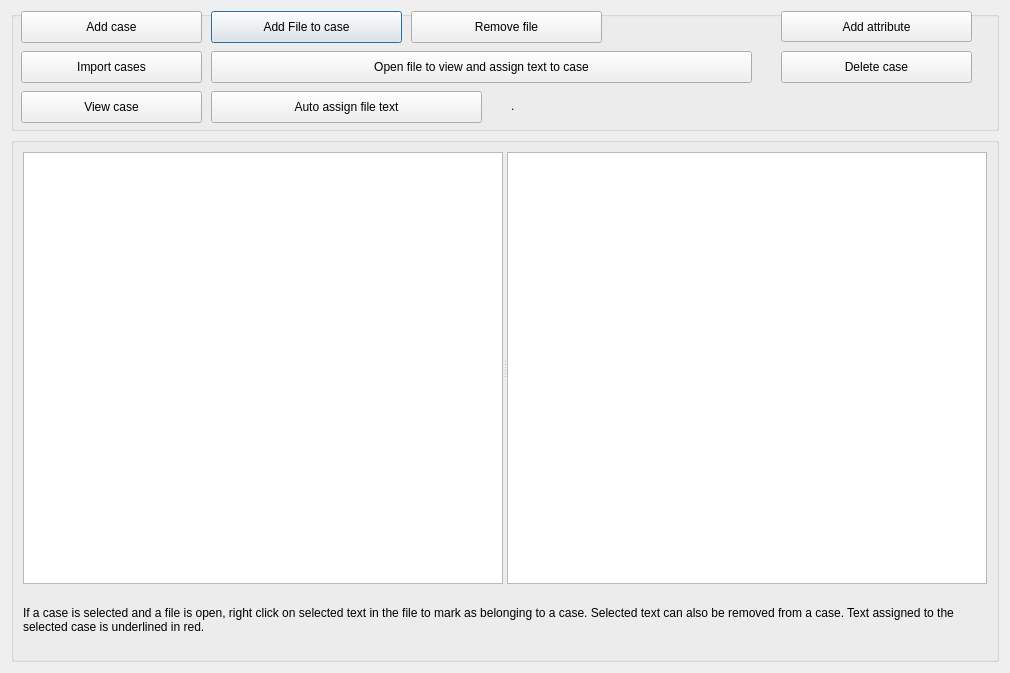
Old version of the form GUI_UIs/ui_dialog_cases.ui in the repository ccbogel/QualCoder.
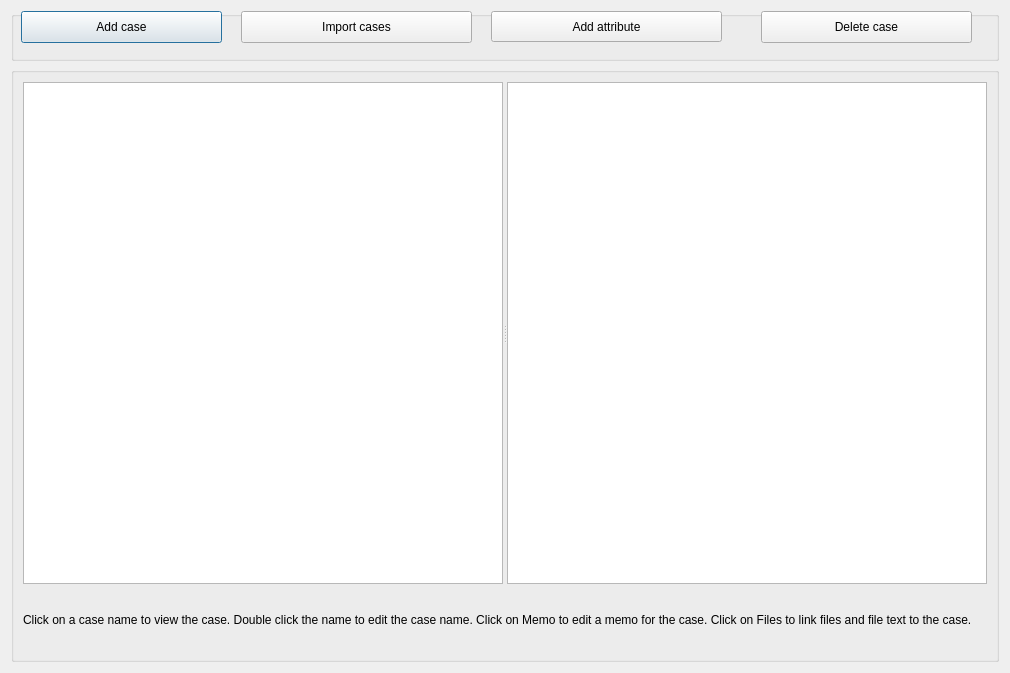
New version of the form.

Diff of the .ui file:
```diff
--- a/GUI_UIs/ui_dialog_cases.ui
+++ b/GUI_UIs/ui_dialog_cases.ui
@@ -25,82 +25,24 @@
      <property name="minimumSize">
       <size>
        <width>0</width>
-       <height>120</height>
+       <height>50</height>
       </size>
      </property>
      <property name="maximumSize">
       <size>
        <width>16777215</width>
-       <height>120</height>
+       <height>50</height>
       </size>
      </property>
      <property name="title">
       <string/>
      </property>
-     <widget class="QPushButton" name="pushButton_addfiles">
-      <property name="geometry">
-       <rect>
-        <x>200</x>
-        <y>0</y>
-        <width>191</width>
-        <height>32</height>
-       </rect>
-      </property>
-      <property name="text">
-       <string>Add File to case</string>
-      </property>
-     </widget>
-     <widget class="QPushButton" name="pushButton_autoassign">
-      <property name="geometry">
-       <rect>
-        <x>200</x>
-        <y>80</y>
-        <width>271</width>
-        <height>32</height>
-       </rect>
-      </property>
-      <property name="toolTip">
-       <string>&lt;html&gt;&lt;head/&gt;&lt;body&gt;&lt;p&gt;Portions of file text can be assigned to a case through user determined start and end marks.&lt;/p&gt;&lt;/body&gt;&lt;/html&gt;</string>
-      </property>
-      <property name="text">
-       <string>Auto assign file text</string>
-      </property>
-     </widget>
-     <widget class="QPushButton" name="pushButton_openfile">
-      <property name="geometry">
-       <rect>
-        <x>200</x>
-        <y>40</y>
-        <width>541</width>
-        <height>32</height>
-       </rect>
-      </property>
-      <property name="text">
-       <string>Open file to view and assign text to case</string>
-      </property>
-     </widget>
-     <widget class="QPushButton" name="pushButton_view">
-      <property name="geometry">
-       <rect>
-        <x>10</x>
-        <y>80</y>
-        <width>181</width>
-        <height>32</height>
-       </rect>
-      </property>
-      <property name="toolTip">
-       <string>&lt;html&gt;&lt;head/&gt;&lt;body&gt;&lt;p&gt;View all the text assigned to the selected case.&lt;/p&gt;&lt;/body&gt;&lt;/html&gt;</string>
-      </property>
-      <property name="text">
-       <string>View case</string>
-      </property>
-     </widget>
      <widget class="QPushButton" name="pushButton_add">
       <property name="geometry">
        <rect>
         <x>10</x>
         <y>0</y>
-        <width>181</width>
+        <width>201</width>
         <height>32</height>
        </rect>
       </property>
@@ -111,9 +53,9 @@
      <widget class="QPushButton" name="pushButton_delete">
       <property name="geometry">
        <rect>
-        <x>770</x>
-        <y>40</y>
-        <width>191</width>
+        <x>750</x>
+        <y>0</y>
+        <width>211</width>
         <height>32</height>
        </rect>
       </property>
@@ -124,9 +66,9 @@
      <widget class="QPushButton" name="pushButton_import_cases">
       <property name="geometry">
        <rect>
-        <x>10</x>
-        <y>40</y>
-        <width>181</width>
+        <x>230</x>
+        <y>0</y>
+        <width>231</width>
         <height>32</height>
        </rect>
       </property>
@@ -140,9 +82,9 @@
      <widget class="QPushButton" name="pushButton_add_attribute">
       <property name="geometry">
        <rect>
-        <x>770</x>
+        <x>480</x>
         <y>0</y>
-        <width>191</width>
+        <width>231</width>
         <height>31</height>
        </rect>
       </property>
@@ -150,19 +92,6 @@
        <string>Add attribute</string>
       </property>
      </widget>
-     <widget class="QPushButton" name="pushButton_remove_file">
-      <property name="geometry">
-       <rect>
-        <x>400</x>
-        <y>0</y>
-        <width>191</width>
-        <height>32</height>
-       </rect>
-      </property>
-      <property name="text">
-       <string>Remove file</string>
-      </property>
-     </widget>
      <widget class="QLabel" name="label_filename">
       <property name="geometry">
        <rect>
@@ -214,7 +143,7 @@
          </size>
         </property>
         <property name="text">
-         <string>If a case is selected and a file is open, right click on selected text in the file to mark as belonging to a case. Selected text can also be removed from a case. Text assigned to the selected case is underlined in red.</string>
+         <string>Click on a case name to view the case. Double click the name to edit the case name. Click on Memo to edit a memo for the case. Click on Files to link files and file text to the case.</string>
         </property>
         <property name="wordWrap">
          <bool>true</bool>
```
Left out of the diff: 5 changed lines with no effect on the pictures.
